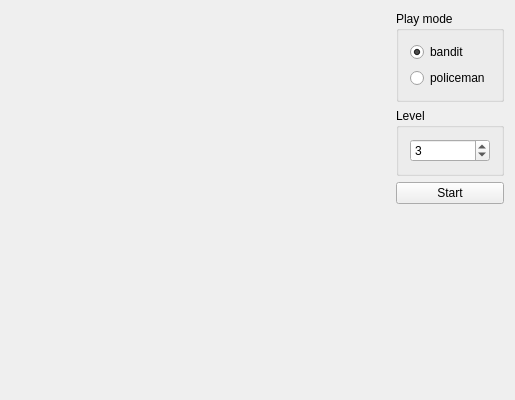
The window that ALGORITHMS_RGR/view.ui (aleksher/ALGORITHMS_RGR) describes before a commit, drawn with Qt 5.
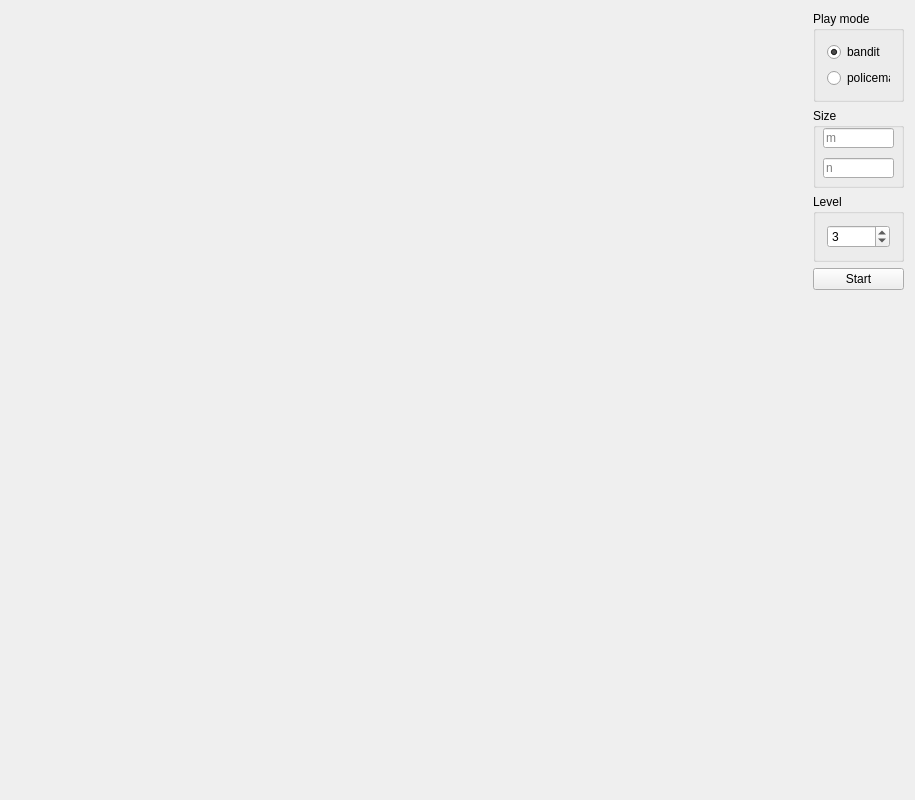
The same window after the commit.

Diff of the .ui file:
```diff
--- a/ALGORITHMS_RGR/view.ui
+++ b/ALGORITHMS_RGR/view.ui
@@ -9,8 +9,8 @@
    <rect>
     <x>0</x>
     <y>0</y>
-    <width>515</width>
-    <height>400</height>
+    <width>915</width>
+    <height>800</height>
    </rect>
   </property>
   <property name="sizePolicy">
@@ -63,6 +63,12 @@
         <height>0</height>
        </size>
       </property>
+      <property name="maximumSize">
+       <size>
+        <width>115</width>
+        <height>16777215</height>
+       </size>
+      </property>
       <layout class="QVBoxLayout" name="verticalLayout">
        <property name="topMargin">
         <number>0</number>
@@ -78,6 +84,12 @@
            <height>0</height>
           </size>
          </property>
+         <property name="maximumSize">
+          <size>
+           <width>91</width>
+           <height>16777215</height>
+          </size>
+         </property>
          <property name="title">
           <string>Play mode</string>
          </property>
@@ -102,14 +114,77 @@
          </layout>
         </widget>
        </item>
+       <item>
+        <widget class="QGroupBox" name="groupBox">
+         <property name="minimumSize">
+          <size>
+           <width>0</width>
+           <height>80</height>
+          </size>
+         </property>
+         <property name="title">
+          <string>Size</string>
+         </property>
+         <widget class="QLineEdit" name="m_lineEdit">
+          <property name="geometry">
+           <rect>
+            <x>10</x>
+            <y>20</y>
+            <width>71</width>
+            <height>20</height>
+           </rect>
+          </property>
+          <property name="maximumSize">
+           <size>
+            <width>71</width>
+            <height>16777215</height>
+           </size>
+          </property>
+          <property name="placeholderText">
+           <string>m</string>
+          </property>
+         </widget>
+         <widget class="QLineEdit" name="n_lineEdit">
+          <property name="geometry">
+           <rect>
+            <x>10</x>
+            <y>50</y>
+            <width>71</width>
+            <height>20</height>
+           </rect>
+          </property>
+          <property name="maximumSize">
+           <size>
+            <width>71</width>
+            <height>16777215</height>
+           </size>
+          </property>
+          <property name="placeholderText">
+           <string>n</string>
+          </property>
+         </widget>
+        </widget>
+       </item>
        <item>
         <widget class="QGroupBox" name="gbLevel">
+         <property name="maximumSize">
+          <size>
+           <width>91</width>
+           <height>16777215</height>
+          </size>
+         </property>
          <property name="title">
           <string>Level</string>
          </property>
          <layout class="QVBoxLayout" name="verticalLayout_3">
           <item>
            <widget class="QSpinBox" name="sbAILevel">
+            <property name="maximumSize">
+             <size>
+              <width>91</width>
+              <height>16777215</height>
+             </size>
+            </property>
             <property name="minimum">
              <number>1</number>
             </property>
@@ -126,6 +201,12 @@
        </item>
        <item>
         <widget class="QPushButton" name="pbPlay">
+         <property name="maximumSize">
+          <size>
+           <width>91</width>
+           <height>16777215</height>
+          </size>
+         </property>
          <property name="text">
           <string>Start</string>
          </property>
```
Left out of the diff: 5 changed lines with no effect on the pictures.
